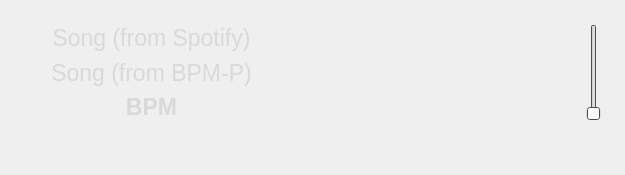
the-real-nox/spotify-helper-qlc-plus, file g.ui: the form before one commit.
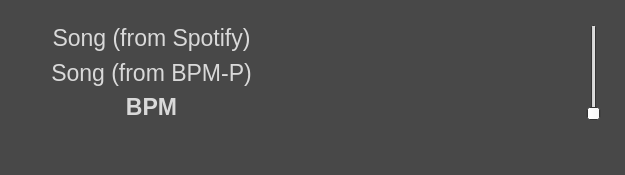
The form after the commit.

Commit message: Added more specific error. Changed window bg-color.

The edit to the form file:
```diff
--- a/g.ui
+++ b/g.ui
@@ -16,6 +16,52 @@
     <verstretch>0</verstretch>
    </sizepolicy>
   </property>
+  <property name="palette">
+   <palette>
+    <active>
+     <colorrole role="Window">
+      <brush brushstyle="SolidPattern">
+       <color alpha="255">
+        <red>72</red>
+        <green>72</green>
+        <blue>72</blue>
+       </color>
+      </brush>
+     </colorrole>
+    </active>
+    <inactive>
+     <colorrole role="Window">
+      <brush brushstyle="SolidPattern">
+       <color alpha="255">
+        <red>72</red>
+        <green>72</green>
+        <blue>72</blue>
+       </color>
+      </brush>
+     </colorrole>
+    </inactive>
+    <disabled>
+     <colorrole role="Base">
+      <brush brushstyle="SolidPattern">
+       <color alpha="255">
+        <red>72</red>
+        <green>72</green>
+        <blue>72</blue>
+       </color>
+      </brush>
+     </colorrole>
+     <colorrole role="Window">
+      <brush brushstyle="SolidPattern">
+       <color alpha="255">
+        <red>72</red>
+        <green>72</green>
+        <blue>72</blue>
+       </color>
+      </brush>
+     </colorrole>
+    </disabled>
+   </palette>
+  </property>
   <property name="windowTitle">
    <string>MainWindow</string>
   </property>
@@ -29,70 +75,6 @@
      <verstretch>0</verstretch>
     </sizepolicy>
    </property>
-   <property name="palette">
-    <palette>
-     <active>
-      <colorrole role="Base">
-       <brush brushstyle="SolidPattern">
-        <color alpha="255">
-         <red>255</red>
-         <green>255</green>
-         <blue>255</blue>
-        </color>
-       </brush>
-      </colorrole>
-      <colorrole role="Window">
-       <brush brushstyle="SolidPattern">
-        <color alpha="255">
-         <red>106</red>
-         <green>106</green>
-         <blue>106</blue>
-        </color>
-       </brush>
-      </colorrole>
-     </active>
-     <inactive>
-      <colorrole role="Base">
-       <brush brushstyle="SolidPattern">
-        <color alpha="255">
-         <red>255</red>
-         <green>255</green>
-         <blue>255</blue>
-        </color>
-       </brush>
-      </colorrole>
-      <colorrole role="Window">
-       <brush brushstyle="SolidPattern">
-        <color alpha="255">
-         <red>106</red>
-         <green>106</green>
-         <blue>106</blue>
-        </color>
-       </brush>
-      </colorrole>
-     </inactive>
-     <disabled>
-      <colorrole role="Base">
-       <brush brushstyle="SolidPattern">
-        <color alpha="255">
-         <red>106</red>
-         <green>106</green>
-         <blue>106</blue>
-        </color>
-       </brush>
-      </colorrole>
-      <colorrole role="Window">
-       <brush brushstyle="SolidPattern">
-        <color alpha="255">
-         <red>106</red>
-         <green>106</green>
-         <blue>106</blue>
-        </color>
-       </brush>
-      </colorrole>
-     </disabled>
-    </palette>
-   </property>
    <layout class="QVBoxLayout" name="verticalLayout">
     <property name="sizeConstraint">
      <enum>QLayout::SetDefaultConstraint</enum>
@@ -209,7 +191,6 @@
            <font>
             <family>Arial</family>
             <pointsize>17</pointsize>
-            <weight>50</weight>
             <bold>false</bold>
            </font>
           </property>
@@ -264,7 +245,6 @@
            <font>
             <family>Arial</family>
             <pointsize>17</pointsize>
-            <weight>75</weight>
             <bold>true</bold>
            </font>
           </property>
@@ -322,7 +302,6 @@
            <font>
             <family>Arial</family>
             <pointsize>17</pointsize>
-            <weight>50</weight>
             <bold>false</bold>
            </font>
           </property>
@@ -430,7 +409,6 @@
            <font>
             <family>Arial</family>
             <pointsize>17</pointsize>
-            <weight>75</weight>
             <bold>true</bold>
             <kerning>true</kerning>
            </font>
@@ -474,7 +452,6 @@
            <font>
             <family>Arial</family>
             <pointsize>17</pointsize>
-            <weight>75</weight>
             <bold>true</bold>
            </font>
           </property>
@@ -506,7 +483,6 @@
        <font>
         <family>Arial</family>
         <pointsize>12</pointsize>
-        <weight>75</weight>
         <bold>true</bold>
        </font>
       </property>
```
Left out of the diff: 20 changed lines with no effect on the pictures. The commit also changes 1 other file.
